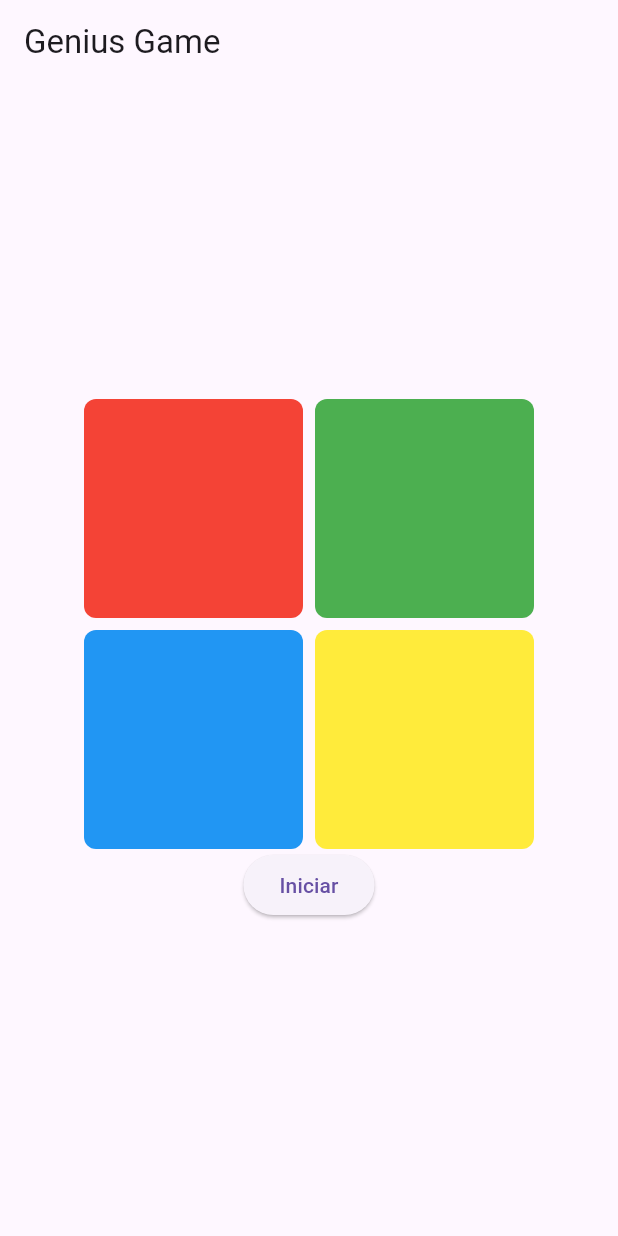
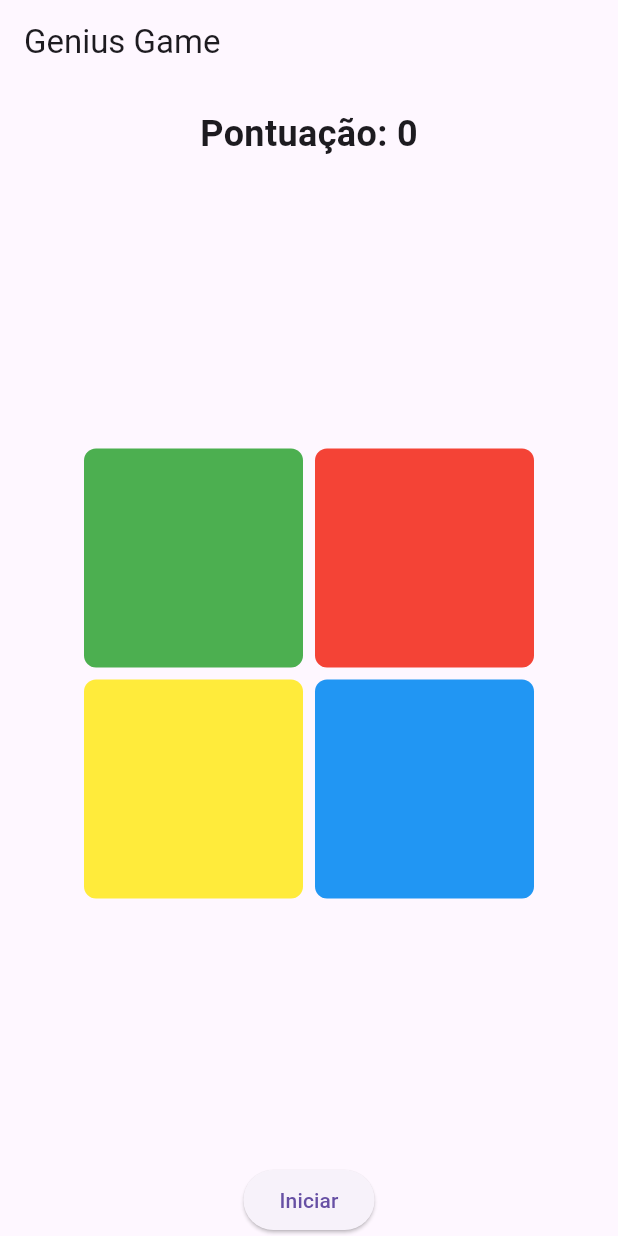
Before and after one commit to arthurhzm/jogo-memoria-cores, a Flutter app: the screen it shows after launch, on a phone screen of 412 x 824 dp. Run offline on Flutter 3.47's test engine with Material 3 defaults, Android fonts, the phone set to English and light mode, and no system bars.

Commit message:
FIX: removendo a biblioteca de áudio

```diff
--- a/genius_app/lib/main.dart
+++ b/genius_app/lib/main.dart
@@ -1,15 +1,16 @@
 import 'package:flutter/material.dart';
+// import 'package:audioplayers/audioplayers.dart';
 
 void main() {
   runApp(const GeniusGame());
 }
 
 class GeniusGame extends StatelessWidget {
-  const GeniusGame({Key? key}) : super(key: key);
+  const GeniusGame({super.key});
 
   @override
   Widget build(BuildContext context) {
-    return MaterialApp(
+    return const MaterialApp(
       debugShowCheckedModeBanner: false,
       home: GeniusHome(),
     );
@@ -17,6 +18,8 @@
 }
 
 class GeniusHome extends StatefulWidget {
+  const GeniusHome({super.key});
+
   @override
   _GeniusHomeState createState() => _GeniusHomeState();
 }
@@ -31,6 +34,8 @@
 
   List<String> sequence = [];
   bool isUserTurn = false;
+  // final AudioPlayer audioPlayer = AudioPlayer();
+  int score = 0;
 
   void addRandomColor() {
     final random = activeColors.keys.toList()..shuffle();
@@ -47,6 +52,8 @@
   }
 
   Future<void> _activateColor(String color) async {
+    // await audioPlayer.play(AssetSource('assets/$color.mp3'));
+
     setState(() {
       activeColors[color] = true;
     });
@@ -63,17 +70,31 @@
     playSequence();
   }
 
+  void updateScore() {
+    setState(() {
+      score = sequence.length - 1;
+    });
+  }
+
   @override
   Widget build(BuildContext context) {
     return Scaffold(
       appBar: AppBar(
         title: const Text('Genius Game'),
       ),
-      body: Center(
-        child: Column(
-          mainAxisAlignment: MainAxisAlignment.center,
+      body: Column(
+        mainAxisAlignment: MainAxisAlignment.start,
         children: [
-            Container(
+          Padding(
+            padding: const EdgeInsets.all(16.0),
+            child: Text(
+              'Pontuação: $score',
+              style: const TextStyle(fontSize: 24, fontWeight: FontWeight.bold),
+            ),
+          ),
+          Expanded(
+            child: Center(
+              child: Container(
                 width: 300,
                 height: 300,
                 child: GridView.count(
@@ -82,33 +103,18 @@
                   crossAxisSpacing: 8,
                   children: [
                     GeniusButton(
-                    color: activeColors['red']! ? Colors.redAccent : Colors.red,
-                    onTap: () {
-                      if (isUserTurn) {
-                        _activateColor('red');
-                        _checkColor('red');
-                      }
-                    },
-                  ),
-                  GeniusButton(
                       color: activeColors['green']!
                           ? Colors.lightGreen
                           : Colors.green,
                       onTap: () {
-                      if (isUserTurn) {
-                        _activateColor('green');
-                        _checkColor('green');
-                      }
+                        if (isUserTurn) checkUserInput('green');
                       },
                     ),
                     GeniusButton(
                       color:
-                        activeColors['blue']! ? Colors.lightBlue : Colors.blue,
+                          activeColors['red']! ? Colors.redAccent : Colors.red,
                       onTap: () {
-                      if (isUserTurn) {
-                        _activateColor('blue');
-                        _checkColor('blue');
-                      }
+                        if (isUserTurn) checkUserInput('red');
                       },
                     ),
                     GeniusButton(
@@ -116,13 +122,20 @@
                           ? Colors.yellowAccent
                           : Colors.yellow,
                       onTap: () {
-                      if (isUserTurn) {
-                        _activateColor('yellow');
-                        _checkColor('yellow');
-                      }
+                        if (isUserTurn) checkUserInput('yellow');
+                      },
+                    ),
+                    GeniusButton(
+                      color: activeColors['blue']!
+                          ? Colors.lightBlue
+                          : Colors.blue,
+                      onTap: () {
+                        if (isUserTurn) checkUserInput('blue');
                       },
                     ),
                   ],
+                ),
+              ),
             ),
           ),
           ElevatedButton(
@@ -130,7 +143,6 @@
             child: const Text('Iniciar'),
           ),
         ],
-        ),
       ),
     );
   }
@@ -185,10 +197,10 @@
   final VoidCallback onTap;
 
   const GeniusButton({
-    Key? key,
+    super.key,
     required this.color,
     required this.onTap,
-  }) : super(key: key);
+  });
 
   @override
   Widget build(BuildContext context) {
--- a/genius_app/pubspec.yaml
+++ b/genius_app/pubspec.yaml
@@ -35,7 +35,7 @@ dependencies:
   # The following adds the Cupertino Icons font to your application.
   # Use with the CupertinoIcons class for iOS style icons.
   cupertino_icons: ^1.0.8
-  audioplayers: ^6.1.0
+  # audioplayers: ^6.1.0
 
 dev_dependencies:
   flutter_test:
@@ -53,6 +53,8 @@ dev_dependencies:
 
 # The following section is specific to Flutter packages.
 flutter:
+  assets:
+    - assets/sounds/
 
   # The following line ensures that the Material Icons font is
   # included with your application, so that you can use the icons in
```
Also changed, not shown: genius_app/pubspec.lock, 10 other files. Lines whose indentation alone changed are shown as unchanged.
